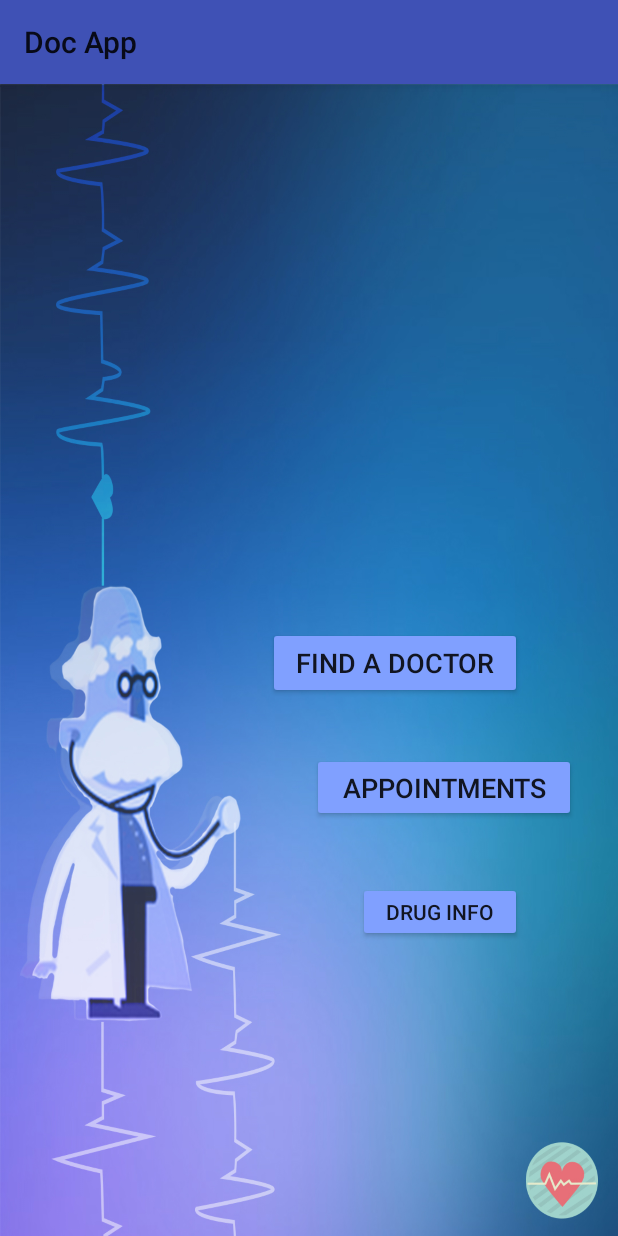
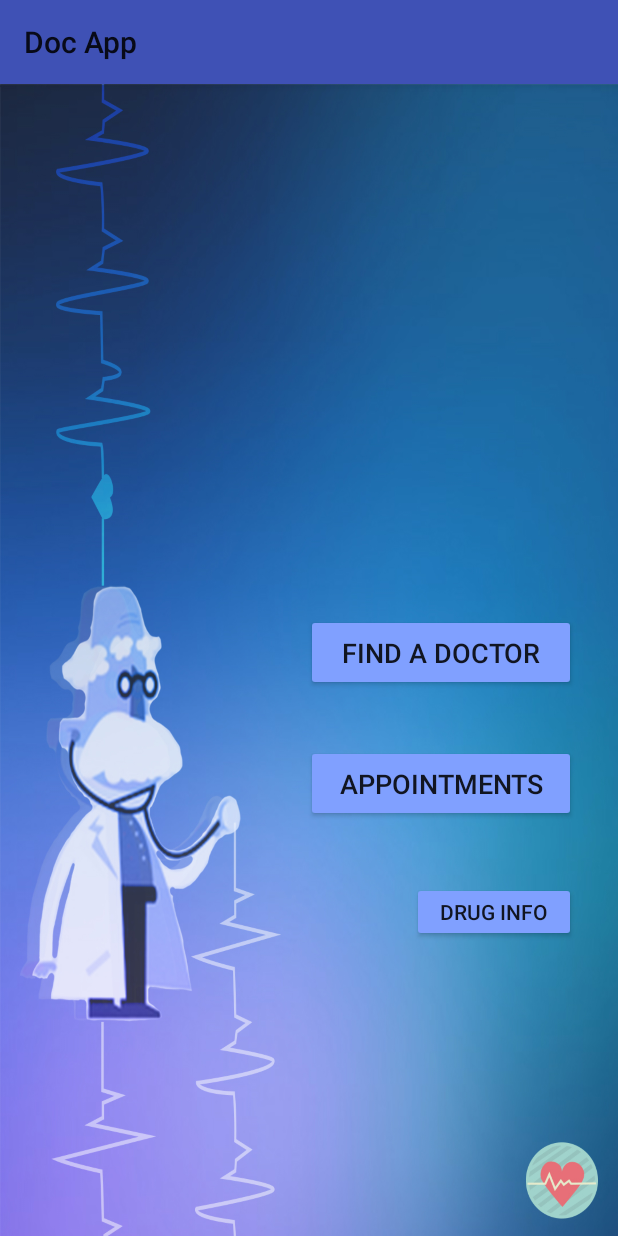
Before and after one commit to robertk217/sofe4640-final-project, an Android app: the screen it shows after launch (MainActivity), on a phone screen of 412 x 824 dp. Run offline under Robolectric (Android 15) with nearby library versions, the phone set to English and light mode, and no system bars.

Commit message:
fixed layout

```diff
--- a/app/src/main/res/layout/activity_main.xml
+++ b/app/src/main/res/layout/activity_main.xml
@@ -8,10 +8,10 @@
 
     <Button
         android:id="@+id/button"
-        android:layout_width="169dp"
-        android:layout_height="48dp"
+        android:layout_width="180dp"
+        android:layout_height="51dp"
         android:layout_marginBottom="36dp"
-        android:layout_marginRight="64dp"
+        android:layout_marginRight="28dp"
         android:backgroundTint="#80a0ff"
         android:onClick="onSearch"
         android:text="@string/find_a_doctor"
@@ -21,8 +21,8 @@
 
     <Button
         android:id="@+id/button2"
-        android:layout_width="176dp"
-        android:layout_height="46dp"
+        android:layout_width="180dp"
+        android:layout_height="51dp"
         android:layout_marginBottom="276dp"
         android:layout_marginRight="28dp"
         android:backgroundTint="#80a0ff"
@@ -37,7 +37,7 @@
         android:layout_width="109dp"
         android:layout_height="40dp"
         android:layout_marginBottom="196dp"
-        android:layout_marginRight="64dp"
+        android:layout_marginRight="28dp"
         android:backgroundTint="#80a0ff"
         android:onClick="onInfo"
         android:text="@string/drugs"
--- a/app/src/main/res/layout/activity_my_appointments.xml
+++ b/app/src/main/res/layout/activity_my_appointments.xml
@@ -23,7 +23,7 @@
         android:layout_alignParentBottom="true"
         android:layout_alignParentEnd="true"
         android:layout_alignParentRight="true"
-        android:layout_margin="25dp"
+        android:layout_margin="50dp"
         android:layout_gravity="bottom|end"
 
         android:src="@drawable/ic_add_black_24dp"
```
Also changed, not shown: app/src/main/res/layout/activity_single_item_view.xml (+7 -7 lines).
